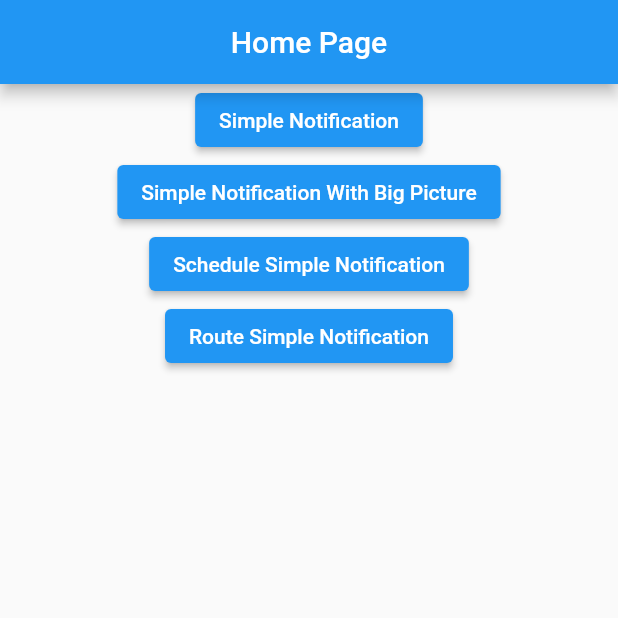
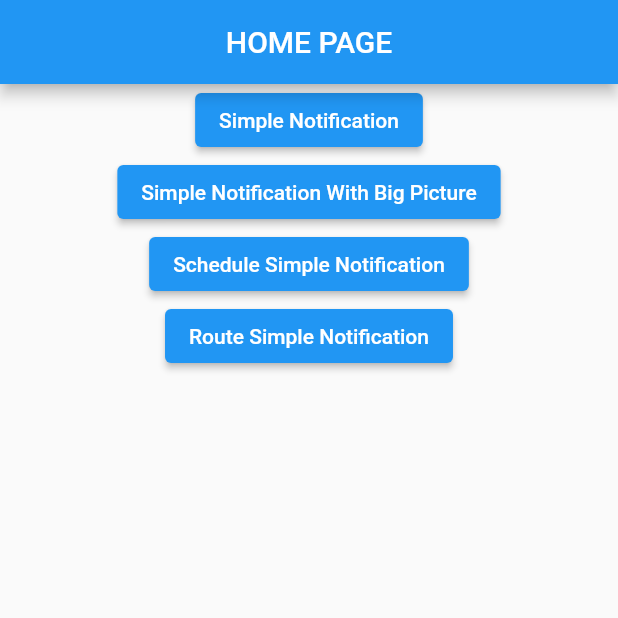
Before and after one commit to august-kaung/route-and-notification, a Flutter app: the screen it shows after launch, on a phone screen of 412 x 824 dp, the top half of it. Run offline on Flutter 3.47's test engine with Material 2 defaults, Android fonts, the phone set to English and light mode, and no system bars; our stand-ins replace firebase_core, firebase_messaging, flutter_local_notifications, go_router, rxdart, shared_preferences and 1 more; accounts and stored records are empty.

Commit message:
second commit

```diff
--- a/lib/local_notification_testing/pages/home_page.dart
+++ b/lib/local_notification_testing/pages/home_page.dart
@@ -25,7 +25,7 @@ class _HomePageState extends State<HomePage> {
   Widget build(BuildContext context) {
     return Scaffold(
       appBar: AppBar(
-        title: const Text('Home Page'),
+        title: const Text('HOME PAGE'),
         centerTitle: true,
       ),
       body: Center(
--- a/lib/notification_with_firebase_postman/views/details_view.dart
+++ b/lib/notification_with_firebase_postman/views/details_view.dart
@@ -7,7 +7,7 @@ class DetailsView extends StatelessWidget {
   Widget build(BuildContext context) {
     return  Scaffold(
       appBar: AppBar(
-        title:const Text('Details Page'),
+        title:const Text('DETAILS  PAGE'),
       ),
     );
   }
```
